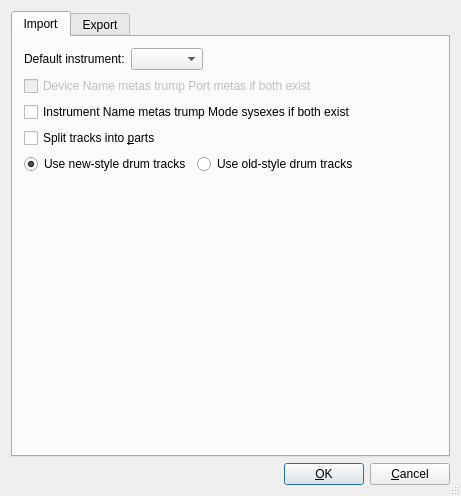
emrum/muse, file muse3/muse/components/configmidifilebase.ui: the form before one commit.
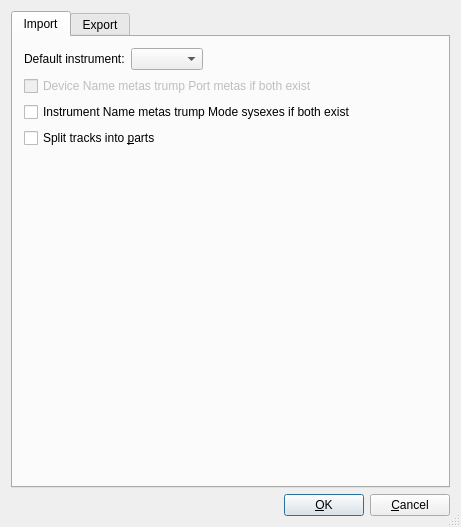
The form after the commit.

Commit message: Remove more "old vs. new" drum track stuff, change some text.

The edit to the form file:
```diff
--- a/muse3/muse/components/configmidifilebase.ui
+++ b/muse3/muse/components/configmidifilebase.ui
@@ -7,7 +7,7 @@
     <x>0</x>
     <y>0</y>
     <width>461</width>
-    <height>496</height>
+    <height>527</height>
    </rect>
   </property>
   <property name="windowTitle">
@@ -91,33 +91,6 @@
          </property>
         </widget>
        </item>
-       <item>
-        <layout class="QHBoxLayout" name="horizontalLayout">
-         <item>
-          <widget class="QRadioButton" name="newDrumsCheckbox">
-           <property name="text">
-            <string>Use new-style drum tracks</string>
-           </property>
-           <property name="checked">
-            <bool>true</bool>
-           </property>
-          </widget>
-         </item>
-         <item>
-          <widget class="QRadioButton" name="oldDrumsCheckbox">
-           <property name="sizePolicy">
-            <sizepolicy hsizetype="Expanding" vsizetype="Fixed">
-             <horstretch>0</horstretch>
-             <verstretch>0</verstretch>
-            </sizepolicy>
-           </property>
-           <property name="text">
-            <string>Use old-style drum tracks</string>
-           </property>
-          </widget>
-         </item>
-        </layout>
-       </item>
        <item>
         <spacer name="verticalSpacer_2">
          <property name="orientation">
```
Left out of the diff: 11 changed lines with no effect on the pictures. The commit also changes 9 other files.
